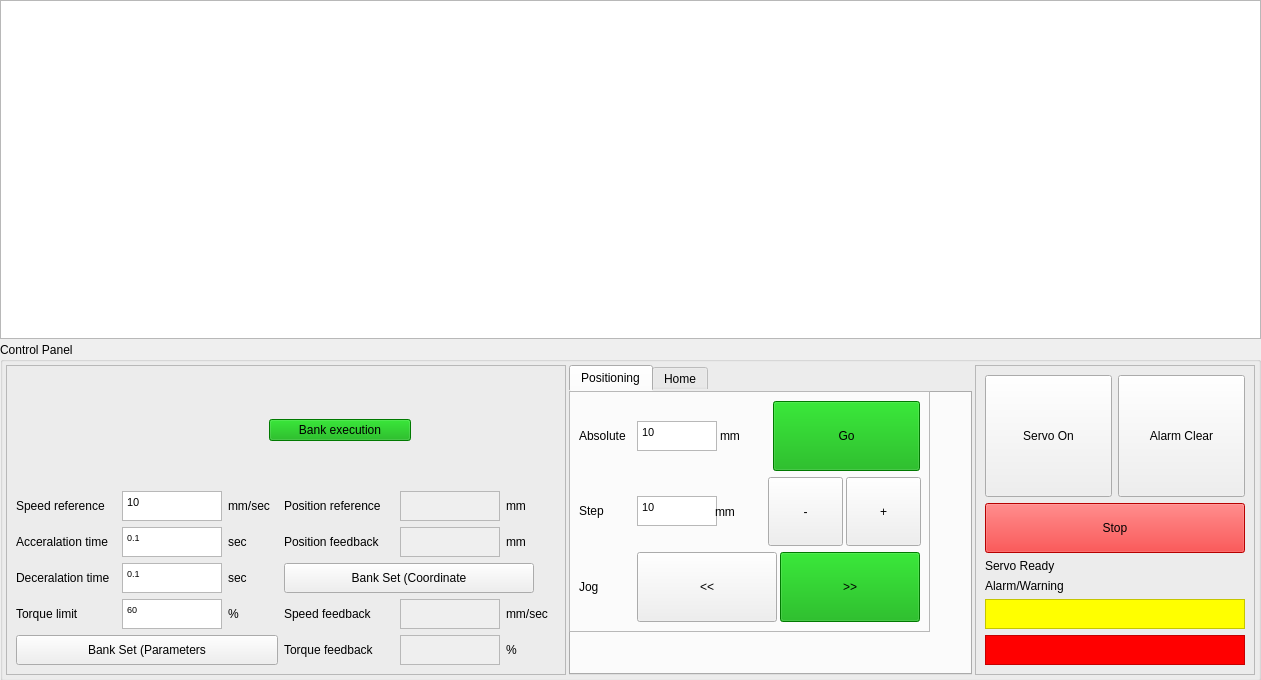
This is bank-view/frontmanaualmode.ui in smandyscom/front-base-widget as Qt 5 draws it before an edit. The edited form follows.
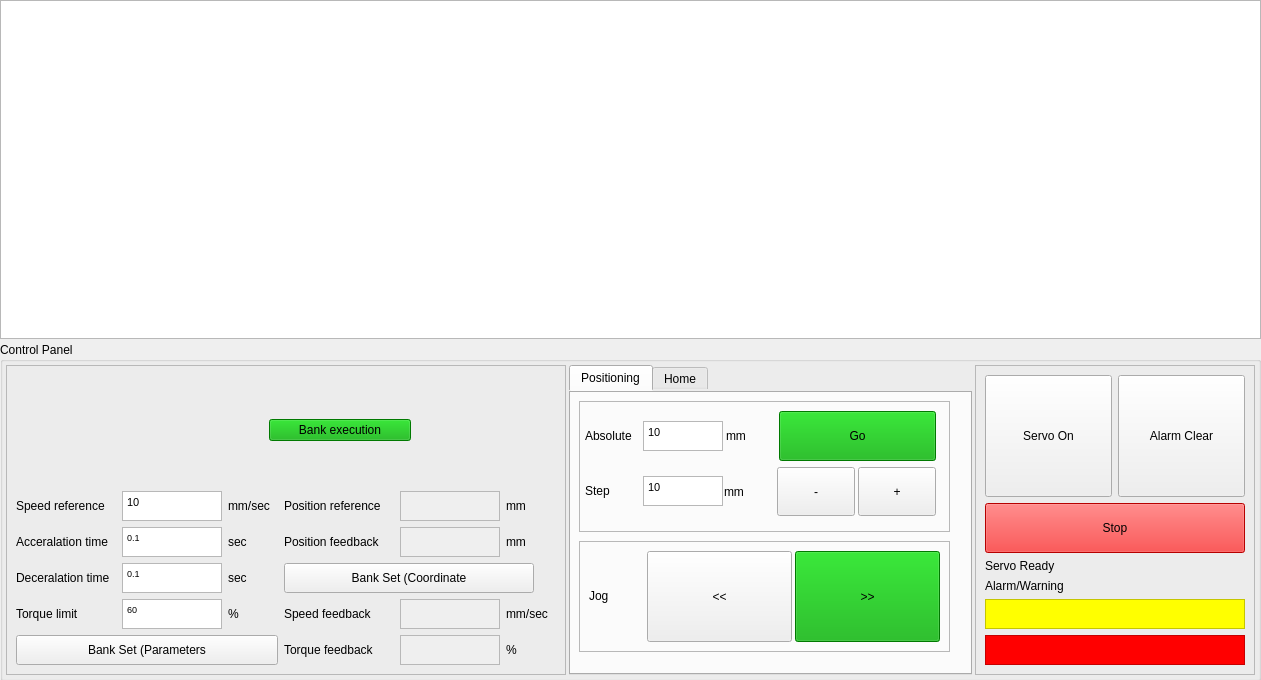
This is the edited form.

The edit to the form file:
```diff
--- a/bank-view/frontmanaualmode.ui
+++ b/bank-view/frontmanaualmode.ui
@@ -641,17 +641,17 @@
           <attribute name="title">
            <string>Positioning</string>
           </attribute>
-          <widget class="QFrame" name="framePosition">
+          <widget class="QFrame" name="frameJog">
            <property name="geometry">
             <rect>
-             <x>0</x>
-             <y>0</y>
-             <width>361</width>
-             <height>241</height>
+             <x>10</x>
+             <y>150</y>
+             <width>371</width>
+             <height>111</height>
             </rect>
            </property>
            <property name="sizePolicy">
-            <sizepolicy hsizetype="Expanding" vsizetype="Expanding">
+            <sizepolicy hsizetype="Preferred" vsizetype="Preferred">
              <horstretch>0</horstretch>
              <verstretch>0</verstretch>
             </sizepolicy>
@@ -664,7 +664,114 @@
            </property>
            <layout class="QVBoxLayout" name="verticalLayout_9">
             <item>
-             <layout class="QVBoxLayout" name="verticalLayout_7">
+             <layout class="QHBoxLayout" name="horizontalLayoutJog">
+              <property name="spacing">
+               <number>3</number>
+              </property>
+              <item>
+               <widget class="QLabel" name="label_31">
+                <property name="sizePolicy">
+                 <sizepolicy hsizetype="Fixed" vsizetype="Fixed">
+                  <horstretch>0</horstretch>
+                  <verstretch>0</verstretch>
+                 </sizepolicy>
+                </property>
+                <property name="minimumSize">
+                 <size>
+                  <width>55</width>
+                  <height>0</height>
+                 </size>
+                </property>
+                <property name="maximumSize">
+                 <size>
+                  <width>55</width>
+                  <height>30</height>
+                 </size>
+                </property>
+                <property name="text">
+                 <string>Jog</string>
+                </property>
+               </widget>
+              </item>
+              <item>
+               <widget class="QPushButton" name="pushButtonFeedBackward">
+                <property name="sizePolicy">
+                 <sizepolicy hsizetype="Expanding" vsizetype="Expanding">
+                  <horstretch>0</horstretch>
+                  <verstretch>0</verstretch>
+                 </sizepolicy>
+                </property>
+                <property name="maximumSize">
+                 <size>
+                  <width>300</width>
+                  <height>100</height>
+                 </size>
+                </property>
+                <property name="autoFillBackground">
+                 <bool>false</bool>
+                </property>
+                <property name="styleSheet">
+                 <string notr="true"/>
+                </property>
+                <property name="text">
+                 <string>&lt;&lt;</string>
+                </property>
+               </widget>
+              </item>
+              <item>
+               <widget class="QPushButton" name="pushButtonFeedForward">
+                <property name="sizePolicy">
+                 <sizepolicy hsizetype="Expanding" vsizetype="Expanding">
+                  <horstretch>0</horstretch>
+                  <verstretch>0</verstretch>
+                 </sizepolicy>
+                </property>
+                <property name="maximumSize">
+                 <size>
+                  <width>300</width>
+                  <height>100</height>
+                 </size>
+                </property>
+                <property name="autoFillBackground">
+                 <bool>false</bool>
+                </property>
+                <property name="styleSheet">
+                 <string notr="true">background-color: rgb(0, 170, 0);</string>
+                </property>
+                <property name="text">
+                 <string>&gt;&gt;</string>
+                </property>
+               </widget>
+              </item>
+             </layout>
+            </item>
+           </layout>
+          </widget>
+          <widget class="QFrame" name="framePosition">
+           <property name="geometry">
+            <rect>
+             <x>10</x>
+             <y>10</y>
+             <width>371</width>
+             <height>131</height>
+            </rect>
+           </property>
+           <property name="frameShape">
+            <enum>QFrame::StyledPanel</enum>
+           </property>
+           <property name="frameShadow">
+            <enum>QFrame::Raised</enum>
+           </property>
+           <widget class="QWidget" name="">
+            <property name="geometry">
+             <rect>
+              <x>6</x>
+              <y>10</y>
+              <width>351</width>
+              <height>105</height>
+             </rect>
+            </property>
+            <layout class="QVBoxLayout" name="verticalLayoutPosition">
               <item>
                <layout class="QHBoxLayout" name="horizontalLayoutAbsolute" stretch="0,0,0,0">
                 <property name="spacing">
@@ -719,8 +826,8 @@
                    <string>&lt;!DOCTYPE HTML PUBLIC &quot;-//W3C//DTD HTML 4.0//EN&quot; &quot;http://www.w3.org/TR/REC-html40/strict.dtd&quot;&gt;
 &lt;html&gt;&lt;head&gt;&lt;meta name=&quot;qrichtext&quot; content=&quot;1&quot; /&gt;&lt;style type=&quot;text/css&quot;&gt;
 p, li { white-space: pre-wrap; }
-&lt;/style&gt;&lt;/head&gt;&lt;body style=&quot; font-family:'MS Shell Dlg 2'; font-size:8.25pt; font-weight:400; font-style:normal;&quot;&gt;
-&lt;p style=&quot; margin-top:0px; margin-bottom:0px; margin-left:0px; margin-right:0px; -qt-block-indent:0; text-indent:0px;&quot;&gt;10&lt;/p&gt;&lt;/body&gt;&lt;/html&gt;</string>
+&lt;/style&gt;&lt;/head&gt;&lt;body style=&quot; font-family:'MS Shell Dlg 2'; font-size:7.8pt; font-weight:400; font-style:normal;&quot;&gt;
+&lt;p style=&quot; margin-top:0px; margin-bottom:0px; margin-left:0px; margin-right:0px; -qt-block-indent:0; text-indent:0px;&quot;&gt;&lt;span style=&quot; font-size:8.25pt;&quot;&gt;10&lt;/span&gt;&lt;/p&gt;&lt;/body&gt;&lt;/html&gt;</string>
                   </property>
                  </widget>
                 </item>
@@ -824,8 +931,8 @@
                    <string>&lt;!DOCTYPE HTML PUBLIC &quot;-//W3C//DTD HTML 4.0//EN&quot; &quot;http://www.w3.org/TR/REC-html40/strict.dtd&quot;&gt;
 &lt;html&gt;&lt;head&gt;&lt;meta name=&quot;qrichtext&quot; content=&quot;1&quot; /&gt;&lt;style type=&quot;text/css&quot;&gt;
 p, li { white-space: pre-wrap; }
-&lt;/style&gt;&lt;/head&gt;&lt;body style=&quot; font-family:'MS Shell Dlg 2'; font-size:8.25pt; font-weight:400; font-style:normal;&quot;&gt;
-&lt;p style=&quot; margin-top:0px; margin-bottom:0px; margin-left:0px; margin-right:0px; -qt-block-indent:0; text-indent:0px;&quot;&gt;10&lt;/p&gt;&lt;/body&gt;&lt;/html&gt;</string>
+&lt;/style&gt;&lt;/head&gt;&lt;body style=&quot; font-family:'MS Shell Dlg 2'; font-size:7.8pt; font-weight:400; font-style:normal;&quot;&gt;
+&lt;p style=&quot; margin-top:0px; margin-bottom:0px; margin-left:0px; margin-right:0px; -qt-block-indent:0; text-indent:0px;&quot;&gt;&lt;span style=&quot; font-size:8.25pt;&quot;&gt;10&lt;/span&gt;&lt;/p&gt;&lt;/body&gt;&lt;/html&gt;</string>
                   </property>
                  </widget>
                 </item>
@@ -888,91 +995,8 @@
                 </item>
                </layout>
               </item>
-              <item>
-               <layout class="QHBoxLayout" name="horizontalLayoutJog">
-                <property name="spacing">
-                 <number>3</number>
-                </property>
-                <item>
-                 <widget class="QLabel" name="label_31">
-                  <property name="sizePolicy">
-                   <sizepolicy hsizetype="Fixed" vsizetype="Fixed">
-                    <horstretch>0</horstretch>
-                    <verstretch>0</verstretch>
-                   </sizepolicy>
-                  </property>
-                  <property name="minimumSize">
-                   <size>
-                    <width>55</width>
-                    <height>0</height>
-                   </size>
-                  </property>
-                  <property name="maximumSize">
-                   <size>
-                    <width>55</width>
-                    <height>30</height>
-                   </size>
-                  </property>
-                  <property name="text">
-                   <string>Jog</string>
-                  </property>
-                 </widget>
-                </item>
-                <item>
-                 <widget class="QPushButton" name="pushButtonFeedBackward">
-                  <property name="sizePolicy">
-                   <sizepolicy hsizetype="Expanding" vsizetype="Expanding">
-                    <horstretch>0</horstretch>
-                    <verstretch>0</verstretch>
-                   </sizepolicy>
-                  </property>
-                  <property name="maximumSize">
-                   <size>
-                    <width>300</width>
-                    <height>100</height>
-                   </size>
-                  </property>
-                  <property name="autoFillBackground">
-                   <bool>false</bool>
-                  </property>
-                  <property name="styleSheet">
-                   <string notr="true"/>
-                  </property>
-                  <property name="text">
-                   <string>&lt;&lt;</string>
-                  </property>
-                 </widget>
-                </item>
-                <item>
-                 <widget class="QPushButton" name="pushButtonFeedForward">
-                  <property name="sizePolicy">
-                   <sizepolicy hsizetype="Expanding" vsizetype="Expanding">
-                    <horstretch>0</horstretch>
-                    <verstretch>0</verstretch>
-                   </sizepolicy>
-                  </property>
-                  <property name="maximumSize">
-                   <size>
-                    <width>300</width>
-                    <height>100</height>
-                   </size>
-                  </property>
-                  <property name="autoFillBackground">
-                   <bool>false</bool>
-                  </property>
-                  <property name="styleSheet">
-                   <string notr="true">background-color: rgb(0, 170, 0);</string>
-                  </property>
-                  <property name="text">
-                   <string>&gt;&gt;</string>
-                  </property>
-                 </widget>
-                </item>
-               </layout>
-              </item>
-             </layout>
-            </item>
-           </layout>
+            </layout>
+           </widget>
           </widget>
          </widget>
          <widget class="QWidget" name="tabHome">
```
Left out of the diff: 16 changed lines with no effect on the pictures. Lines whose indentation alone changed are shown as unchanged.
